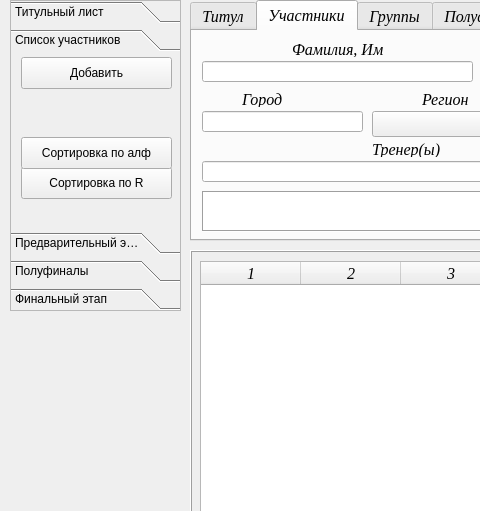
Kaspar0810/Competitions_TT_SQL, file main_window.ui: the form before one commit; both pictures show x 0 to 480 and y 0 to 511 of the 1347 by 754 pixel window.
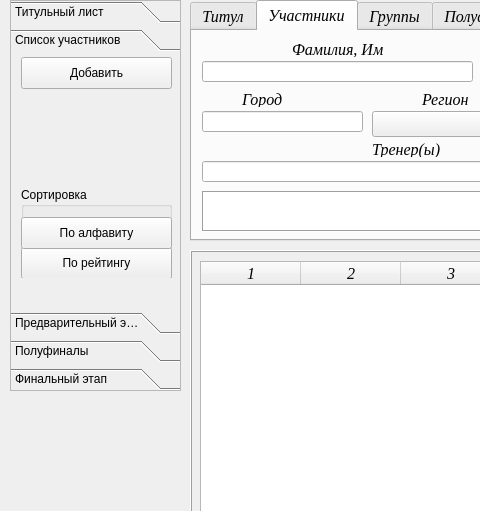
The form after the commit.

```diff
--- a/main_window.ui
+++ b/main_window.ui
@@ -107,7 +107,7 @@
       <x>10</x>
       <y>0</y>
       <width>171</width>
-      <height>311</height>
+      <height>391</height>
      </rect>
     </property>
     <property name="frameShape">
@@ -170,7 +170,7 @@
        <x>0</x>
        <y>0</y>
        <width>169</width>
-       <height>139</height>
+       <height>219</height>
       </rect>
      </property>
      <attribute name="label">
@@ -189,31 +189,44 @@
        <string>Добавить</string>
       </property>
      </widget>
+     <widget class="QGroupBox" name="groupBox">
+      <property name="geometry">
+       <rect>
+        <x>10</x>
+        <y>130</y>
+        <width>151</width>
+        <height>91</height>
+       </rect>
+      </property>
+      <property name="title">
+       <string>Сортировка</string>
+      </property>
      <widget class="QPushButton" name="pushButton_sort_R">
       <property name="geometry">
        <rect>
-        <x>10</x>
-        <y>110</y>
+         <x>0</x>
+         <y>60</y>
         <width>151</width>
         <height>32</height>
        </rect>
       </property>
       <property name="text">
-       <string>Сортировка по R</string>
+        <string>По рейтингу</string>
       </property>
      </widget>
      <widget class="QPushButton" name="pushButton_sort_Name">
       <property name="geometry">
        <rect>
-        <x>10</x>
-        <y>80</y>
+         <x>0</x>
+         <y>30</y>
         <width>151</width>
         <height>32</height>
        </rect>
       </property>
       <property name="text">
-       <string>Сортировка по алф</string>
-      </property>
+        <string>По алфавиту</string>
+       </property>
+      </widget>
      </widget>
     </widget>
     <widget class="QWidget" name="page_3">
```
Left out of the diff: 8 changed lines with no effect on the pictures. Lines whose indentation alone changed are shown as unchanged.
